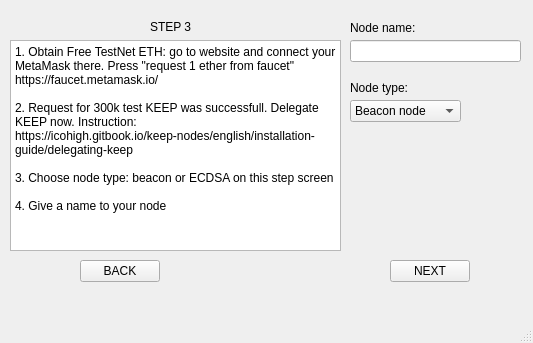
Old version of the form ui/Step_3.ui in the repository sk123sk/Keep_nodes.
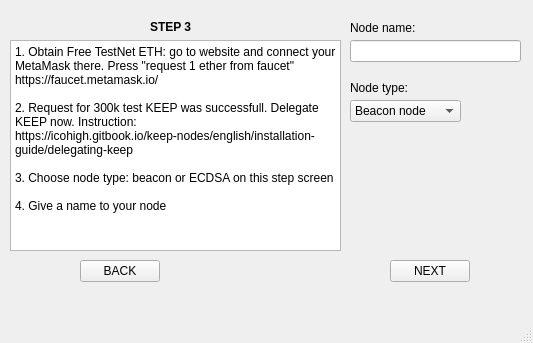
New version of the form. Icons and pictures are not drawn.

What changed in the file:
```diff
--- a/ui/Step_3.ui
+++ b/ui/Step_3.ui
@@ -39,6 +39,12 @@
       <height>14</height>
      </rect>
     </property>
+    <property name="font">
+     <font>
+      <weight>75</weight>
+      <bold>true</bold>
+     </font>
+    </property>
     <property name="text">
      <string>STEP 3</string>
     </property>
```
